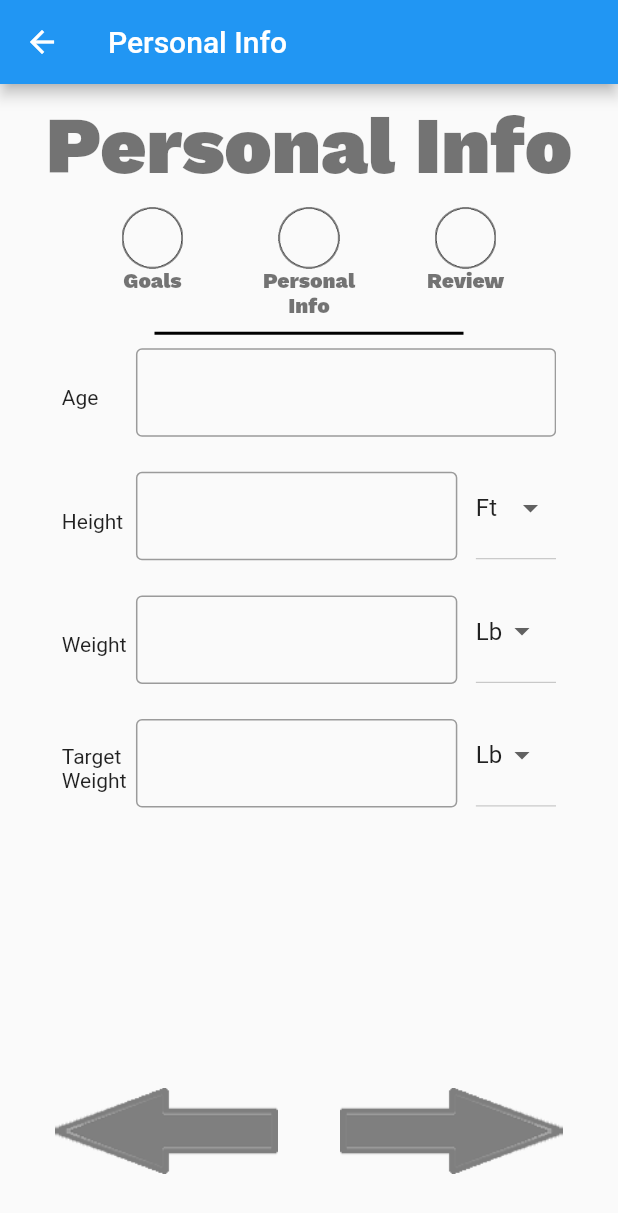
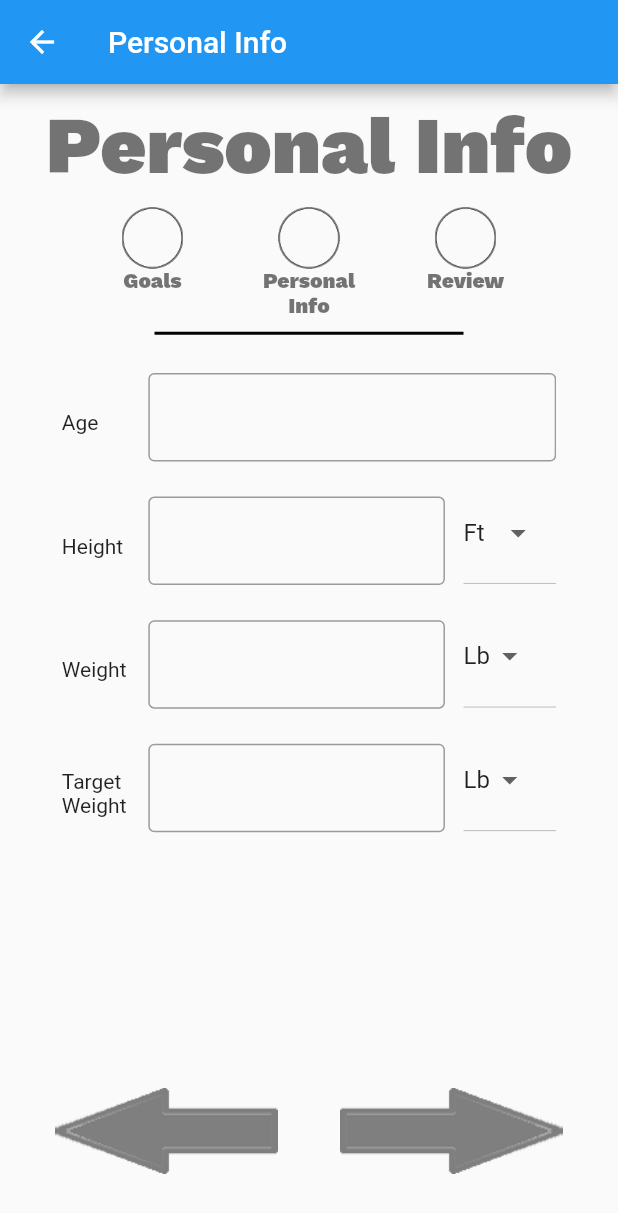
Before and after one commit to bryanesong/FlutterFitnessApp, a Flutter app: the MyProfileInfo screen opened directly, on a phone screen of 412 x 824 dp. Shown: the top 1213 px of the screen. Run offline on Flutter 3.47's test engine with Material 2 defaults, Android fonts, the phone set to English and light mode, and no system bars; drawn by our look-alikes of auto_size_text; our stand-ins replace firebase_auth, firebase_core, firebase_database, table_calendar; missing offline and left inert: flame, nice_button; accounts and stored records are empty; statements that could not run were skipped.

Commit message:
fix spacing

```diff
--- a/lib/MyProfileInfo.dart
+++ b/lib/MyProfileInfo.dart
@@ -157,23 +157,26 @@ class MyProfileInfoState extends State<MyProfileInfo> {
   }
 
   Widget createAgeRow() {
-    return Row(
+    return Container(
+        padding: EdgeInsets.fromLTRB(0, hpad(2), 0, 0),
+        child: Row(
       children: [
         Expanded(
             child: AutoSizeText(
               "Age   ",
               group: rowLabels,
               maxLines: 1,
-        )),
+            )),
         Container(
-            width: wpad(68),
+          padding: EdgeInsets.fromLTRB(wpad(1), 0, 0, 0),
+            width: wpad(67),
             height: hpad(8),
             child: TextField(
               keyboardType: TextInputType.number,
               decoration: InputDecoration(border: OutlineInputBorder()),
             )),
       ],
-    );
+    ));
   }
 
   Widget createHeightRow() {
@@ -188,15 +191,15 @@ class MyProfileInfoState extends State<MyProfileInfo> {
               maxLines: 1,
             )),
         Container(
-            padding: EdgeInsets.fromLTRB(0, 0, wpad(3), 0),
-            width: wpad(55),
+            padding: EdgeInsets.fromLTRB(wpad(1), 0, wpad(3), 0),
+            width: wpad(52),
             height: hpad(8),
             child: TextField(
               keyboardType: TextInputType.numberWithOptions(),
               decoration: InputDecoration(border: OutlineInputBorder()),
             )),
         Container(
-            width: wpad(13),
+            width: wpad(15),
             height: hpad(8),
             child: DropdownButton<String>(
               value: _heightMeasurement,
@@ -229,15 +232,15 @@ class MyProfileInfoState extends State<MyProfileInfo> {
               maxLines: 2,
             )),
         Container(
-            padding: EdgeInsets.fromLTRB(0, 0, wpad(3), 0),
-            width: wpad(55),
+            padding: EdgeInsets.fromLTRB(wpad(1), 0, wpad(3), 0),
+            width: wpad(52),
             height: hpad(8),
             child: TextField(
               decoration: InputDecoration(border: OutlineInputBorder()),
               keyboardType: TextInputType.number,
             )),
         Container(
-            width: wpad(13),
+            width: wpad(15),
             height: hpad(8),
             child: DropdownButton<String>(
               value: _weightMeasurement,
```
